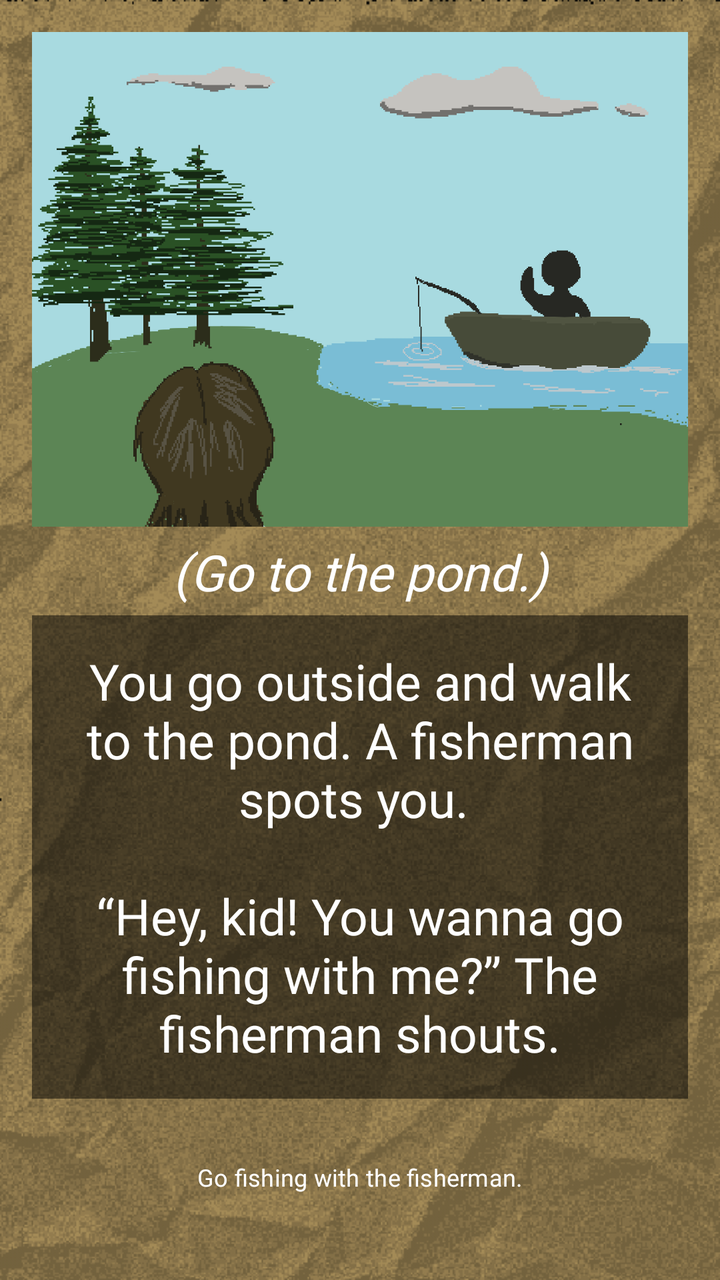
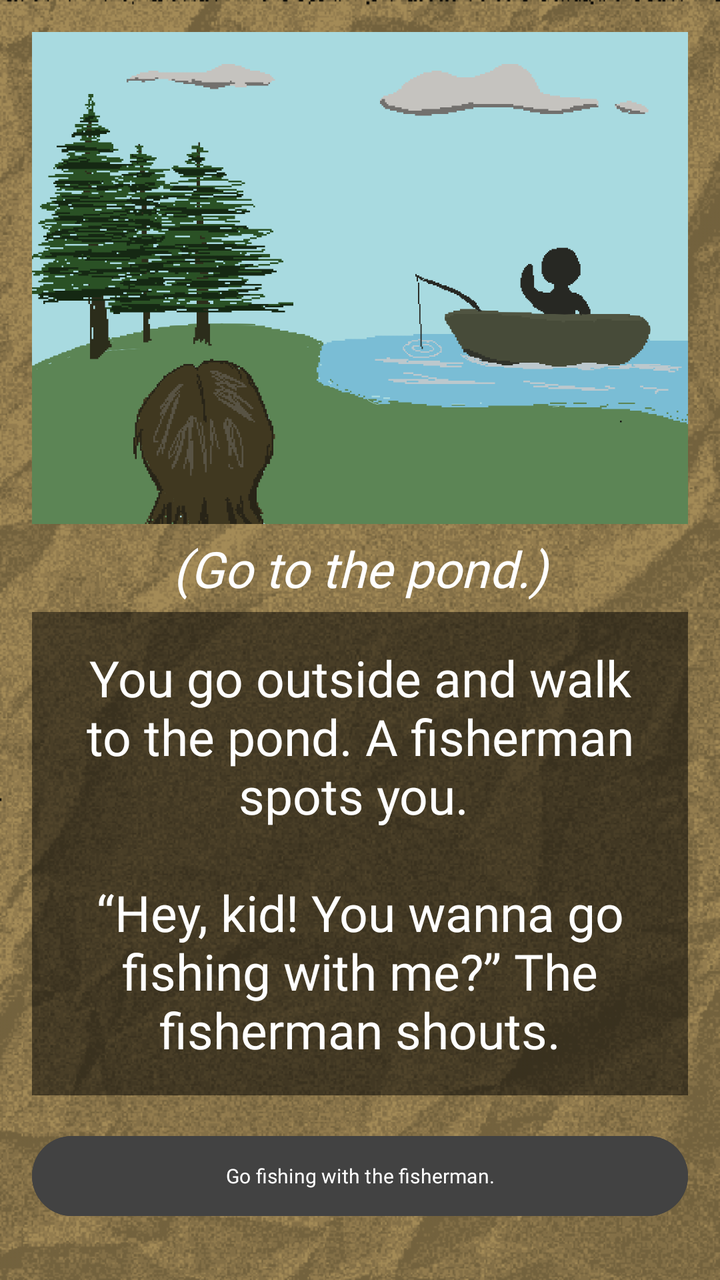

Compare the two renders of this Android layout. The source of the first and the diff that turns it into the second are given below.
<!-- AndroidManifest.xml: application theme Theme.ChoiceQuest -->
<!-- res/layout/activity_page2_1_1.xml -->
<?xml version="1.0" encoding="utf-8"?>
<LinearLayout xmlns:android="http://schemas.android.com/apk/res/android"
    xmlns:tools="http://schemas.android.com/tools"
    android:id="@+id/page2_1_1"
    android:layout_width="match_parent"
    android:layout_height="match_parent"
    android:gravity="center"
    android:orientation="vertical"
    android:background="@drawable/papertexture_"
    android:backgroundTint="#f8e7c2"
    android:backgroundTintMode="multiply"
    android:padding="16dp"
    tools:context=".Page2_1_1">

    <View
        android:layout_width="match_parent"
        android:layout_height="0dp"
        android:layout_weight="0.1"/>

    <ImageView
        android:id="@+id/imageView"
        android:layout_width="412dp"
        android:layout_height="250dp"
        android:src="@drawable/page2_1_1"/>

    <View
        android:layout_width="match_parent"
        android:layout_height="1dp"
        android:layout_weight="0.1"/>

    <TextView
        android:layout_width="match_parent"
        android:layout_height="wrap_content"
        android:gravity="center"
        android:fontFamily="@font/pixelspace"
        android:padding="5dp"
        android:text="(Go to the pond.)"
        android:textColor="@color/white"
        android:textSize="25sp"
        android:textStyle="italic"/>

    <TextView
        android:layout_width="match_parent"
        android:layout_height="wrap_content"
        android:id="@+id/tv_page2_1_1"
        android:layout_marginBottom="16dp"
        android:background="#80000000"
        android:fontFamily="@font/pixelgame_font"
        android:gravity="center"
        android:padding="16dp"
        android:text="You go outside and walk to the pond. A fisherman spots you.
\n\n“Hey, kid! You wanna go fishing with me?” The fisherman shouts."
        android:textColor="@color/white"
        android:textSize="25sp" />

    <View
        android:layout_width="match_parent"
        android:layout_height="1dp"
        android:layout_weight="0.1"/>

    <Button
        android:layout_width="412dp"
        android:layout_height="45dp"
        android:fontFamily="@font/quest_font"
        android:background="@android:color/transparent"
        android:textSize="12sp"
        android:layout_marginBottom="16dp"
        android:text="Go fishing with the fisherman."
        android:onClick="page2_1_1_1" />

    <View
        android:layout_width="match_parent"
        android:layout_height="0dp"
        android:layout_weight="1"/>

</LinearLayout>
<!-- resources referenced by this layout -->
<resources>
  <color name="white">#FFFFFF</color>
  <!-- drawable page2_1_1: png bitmap (drawable, 25203 bytes) -->
  <!-- drawable papertexture_: png bitmap (drawable, 156948 bytes) -->
  <style name="Theme.ChoiceQuest" parent="Base.Theme.ChoiceQuest" />
  <style name="Base.Theme.ChoiceQuest" parent="Theme.Material3.DayNight.NoActionBar">
          
          
      </style>
</resources>

<!-- the commit's change to res/layout/activity_page2_1_1.xml (unified diff, before → after) -->
@@ -59,11 +59,12 @@
         android:layout_weight="0.1"/>
 
     <Button
-        android:layout_width="412dp"
-        android:layout_height="45dp"
+        android:layout_width="match_parent"
+        android:layout_height="wrap_content"
         android:fontFamily="@font/quest_font"
-        android:background="@android:color/transparent"
-        android:textSize="12sp"
+        android:backgroundTint="@color/cardview_dark_background"
+        android:textSize="10sp"
+        android:textColor="@color/white"
         android:layout_marginBottom="16dp"
         android:text="Go fishing with the fisherman."
         android:onClick="page2_1_1_1" />
